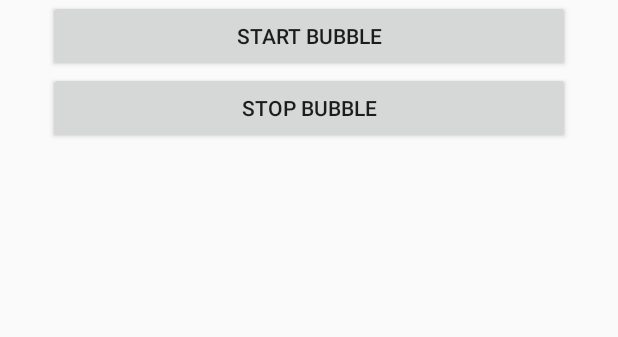
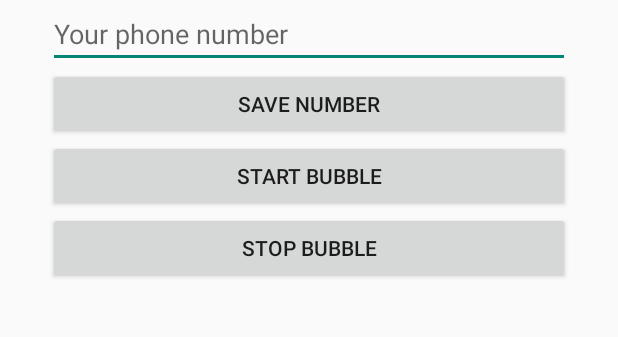
Before and after one commit to dwipayanmondal233-cloud/MyBubble, an Android app: the screen it shows after launch (MainActivity), on a phone screen of 412 x 824 dp, the part 181-518 px from its top. Run offline under Robolectric (Android 15) with nearby library versions, the phone set to English and light mode, and no system bars.

Commit message:
Milestone 3

```diff
--- a/app/src/main/java/com/example/mybubble/BubbleService.kt
+++ b/app/src/main/java/com/example/mybubble/BubbleService.kt
@@ -87,7 +87,8 @@ class BubbleService : Service() {
                 MotionEvent.ACTION_UP -> {
                     val moved = Math.abs(event.rawX - touchX) + Math.abs(event.rawY - touchY)
                     if (moved < 15) {
-                        Toast.makeText(this, "Bubble tapped!", Toast.LENGTH_SHORT).show()
+                        val phone = getSharedPreferences("mybubble_prefs", MODE_PRIVATE).getString("phone", "") ?: ""
+                        Toast.makeText(this, if (phone.isEmpty()) "No number saved yet" else "Saved: $phone", Toast.LENGTH_SHORT).show()
                     }
                     true
                 }
--- a/app/src/main/java/com/example/mybubble/MainActivity.kt
+++ b/app/src/main/java/com/example/mybubble/MainActivity.kt
@@ -5,7 +5,9 @@ import android.content.Intent
 import android.net.Uri
 import android.os.Bundle
 import android.provider.Settings
+import android.text.InputType
 import android.widget.Button
+import android.widget.EditText
 import android.widget.LinearLayout
 import android.widget.TextView
 import android.widget.Toast
@@ -14,6 +16,8 @@ class MainActivity : Activity() {
     override fun onCreate(savedInstanceState: Bundle?) {
         super.onCreate(savedInstanceState)
 
+        val prefs = getSharedPreferences("mybubble_prefs", MODE_PRIVATE)
+
         val layout = LinearLayout(this)
         layout.orientation = LinearLayout.VERTICAL
         layout.setPadding(48, 48, 48, 48)
@@ -21,6 +25,18 @@ class MainActivity : Activity() {
         val title = TextView(this)
         title.text = "MyBubble"
         title.textSize = 24f
+
+        val phoneInput = EditText(this)
+        phoneInput.hint = "Your phone number"
+        phoneInput.inputType = InputType.TYPE_CLASS_PHONE
+        phoneInput.setText(prefs.getString("phone", ""))
+
+        val saveButton = Button(this)
+        saveButton.text = "Save number"
+        saveButton.setOnClickListener {
+            prefs.edit().putString("phone", phoneInput.text.toString().trim()).apply()
+            Toast.makeText(this, "Number saved", Toast.LENGTH_SHORT).show()
+        }
 
         val startButton = Button(this)
         startButton.text = "Start bubble"
@@ -44,6 +60,8 @@ class MainActivity : Activity() {
         }
 
         layout.addView(title)
+        layout.addView(phoneInput)
+        layout.addView(saveButton)
         layout.addView(startButton)
         layout.addView(stopButton)
         setContentView(layout)
```
